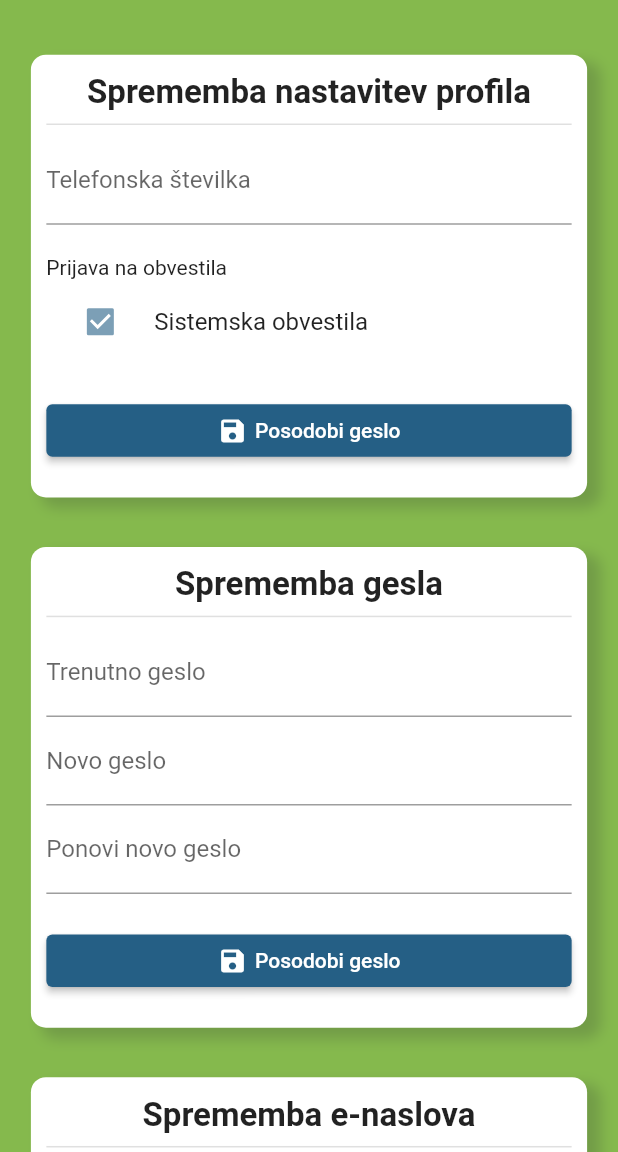
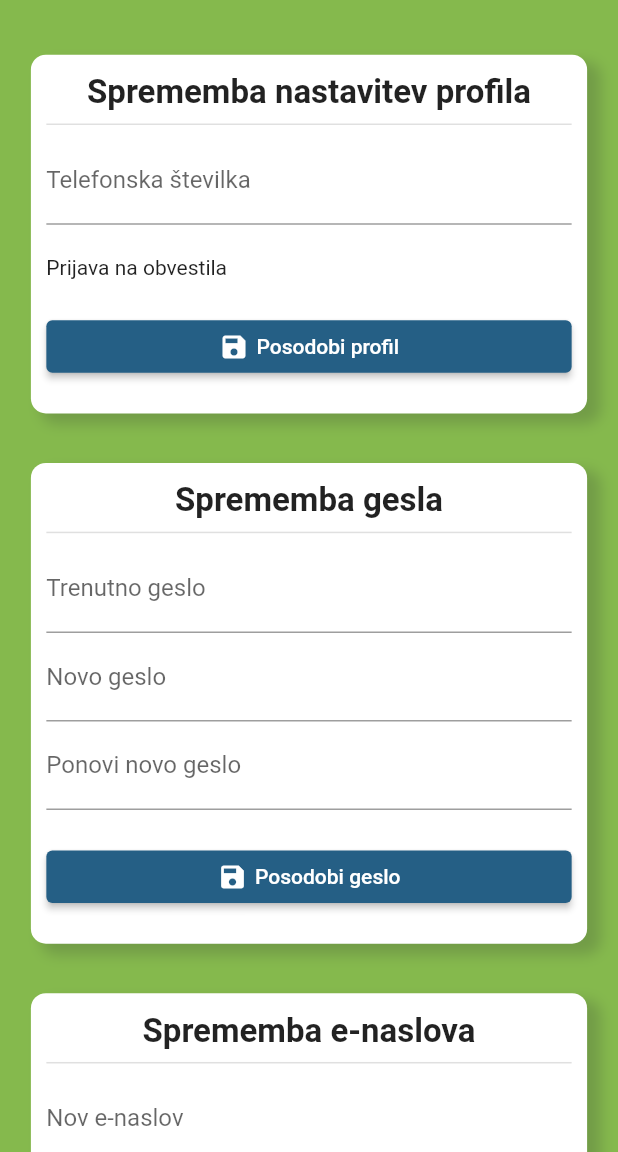
Before and after one commit to mojStudent/MojStudent, a Flutter app: the ProfileScreen screen opened by its route, on a phone screen of 412 x 824 dp, the part 84-1236 px from its top. Run offline on Flutter 3.47's test engine with Material 2 defaults, Android fonts, the phone set to English and light mode, and no system bars; our stand-ins replace bloc, charts_flutter, dio, flutter_bloc, flutter_html, flutter_svg and 2 more; accounts and stored records are empty; network calls fail.

Commit message:
added profile change

```diff
--- /dev/null
+++ b/lib/data/auth/models/profile/change_profile_model.dart
@@ -0,0 +1,19 @@
+import 'package:moj_student/data/auth/models/auth/user_model.dart';
+
+class ChangeProfileModel {
+  ChangeProfileModel({
+    this.phone,
+    this.subscriptions,
+  });
+    String? phone;
+  List<Subscriptions>? subscriptions;
+
+  Map<String, dynamic> toJson() {
+    final _data = <String, dynamic>{};
+    _data['phone'] = phone;
+    if (subscriptions != null) {
+      _data['subscriptions'] = subscriptions!.map((e) => e.toJson()).toList();
+    }
+    return _data;
+  }
+}
--- a/lib/screens/profile/profile_screen.dart
+++ b/lib/screens/profile/profile_screen.dart
@@ -2,13 +2,9 @@ import 'package:flutter/material.dart';
 import 'package:moj_student/constants/colors.dart';
 import 'package:moj_student/data/auth/auth_repository.dart';
 import 'package:moj_student/data/auth/models/auth/user_model.dart';
-import 'package:moj_student/data/auth/models/profile/change_email_model.dart';
-import 'package:moj_student/data/auth/profile_repository.dart';
-import 'package:moj_student/screens/loading/loading_screen.dart';
-import 'package:moj_student/screens/profile/profile_change_email.dart';
-import 'package:moj_student/screens/profile/profile_change_password.dart';
-import 'package:moj_student/screens/widgets/box_widget.dart';
-import 'package:moj_student/screens/widgets/modal.dart';
+import 'package:moj_student/screens/profile/views/profile_change_email.dart';
+import 'package:moj_student/screens/profile/views/profile_change_password.dart';
+import 'package:moj_student/screens/profile/views/profile_change_profile.dart';
 
 class ProfileScreen extends StatefulWidget {
   const ProfileScreen({Key? key}) : super(key: key);
@@ -18,8 +14,6 @@ class ProfileScreen extends StatefulWidget {
 }
 
 class _ProfileScreenState extends State<ProfileScreen> {
-  final _profileForm = GlobalKey<FormState>();
-
   UserModel? user;
 
   @override
@@ -46,7 +40,7 @@ class _ProfileScreenState extends State<ProfileScreen> {
       body: CustomScrollView(
         slivers: [
           SliverPadding(padding: EdgeInsets.only(top: 20)),
-          SliverToBoxAdapter(child: _profileChangeForm()),
+          SliverToBoxAdapter(child: ProfileChangeProfileView()),
           SliverToBoxAdapter(child: ProfileChangePasswordView()),
           SliverToBoxAdapter(child: ProfileChangeEmailView()),
           SliverPadding(padding: EdgeInsets.only(top: 20)),
@@ -54,61 +48,4 @@ class _ProfileScreenState extends State<ProfileScreen> {
       ),
     );
   }
-
-  ElevatedButton _saveButton(
-    String text,
-    IconData icon, {
-    Function? onClick,
-    disabled = false,
-  }) {
-    return ElevatedButton(
-        child: Row(
-          mainAxisAlignment: MainAxisAlignment.center,
-          children: [
-            Icon(
-              icon,
-              size: 20,
-            ),
-            SizedBox(
-              width: 5,
-            ),
-            Text(text),
-          ],
-        ),
-        style: ElevatedButton.styleFrom(minimumSize: Size(double.infinity, 35)),
-        onPressed: disabled && onClick != null ? null : (() => onClick!()));
-  }
-
-  Widget _profileChangeForm() {
-    return BoxWidget(
-      title: "Sprememba nastavitev profila",
-      cardBody: Form(
-        key: _profileForm,
-        child: Column(
-          crossAxisAlignment: CrossAxisAlignment.start,
-          children: [
-            TextFormField(
-              decoration: InputDecoration(label: Text("Telefonska številka")),
-              validator: (value) => null,
-              onChanged: (value) => null,
-            ),
-            SizedBox(
-              height: MediaQuery.of(context).size.height * 0.025,
-            ),
-            Text("Prijava na obvestila"),
-            CheckboxListTile(
-              title: Text("Sistemska obvestila"),
-              value: true,
-              onChanged: (value) => null,
-              controlAffinity: ListTileControlAffinity.leading,
-            ),
-            SizedBox(
-              height: MediaQuery.of(context).size.height * 0.025,
-            ),
-            _saveButton("Posodobi geslo", Icons.save),
-          ],
-        ),
-      ),
-    );
-  }
 }
--- /dev/null
+++ b/lib/screens/profile/views/profile_change_profile.dart
@@ -0,0 +1,106 @@
+import 'package:flutter/material.dart';
+import 'package:moj_student/constants/colors.dart';
+import 'package:moj_student/data/auth/auth_repository.dart';
+import 'package:moj_student/data/auth/models/auth/user_model.dart';
+import 'package:moj_student/data/auth/models/profile/change_profile_model.dart';
+import 'package:moj_student/data/auth/profile_repository.dart';
+import 'package:moj_student/screens/widgets/box_widget.dart';
+import 'package:moj_student/screens/widgets/modal.dart';
+import 'package:moj_student/screens/widgets/save_button_widget.dart';
+
+class ProfileChangeProfileView extends StatefulWidget {
+  const ProfileChangeProfileView({Key? key}) : super(key: key);
+
+  @override
+  _ProfileChangeProfileViewState createState() =>
+      _ProfileChangeProfileViewState();
+}
+
+class _ProfileChangeProfileViewState extends State<ProfileChangeProfileView> {
+  final _profileForm = GlobalKey<FormState>();
+  UserModel? _userModel;
+  late ChangeProfileModel _profileModel;
+
+  @override
+  Widget build(BuildContext context) {
+    final authRepo = AuthRepository();
+    _userModel = authRepo.loggedInUser;
+    if (_userModel != null) {
+      _profileModel = ChangeProfileModel(
+        phone: _userModel?.phone,
+        subscriptions: _userModel?.subscriptions,
+      );
+    }
+
+    if (_userModel == null) {
+      //napaka
+      Navigator.pushNamedAndRemoveUntil(context, "/", (route) => false);
+    }
+
+    return BoxWidget(
+      title: "Sprememba nastavitev profila",
+      cardBody: Form(
+        key: _profileForm,
+        child: Column(
+          crossAxisAlignment: CrossAxisAlignment.start,
+          children: [
+            TextFormField(
+              initialValue: _profileModel.phone,
+              decoration: InputDecoration(label: Text("Telefonska številka")),
+              onChanged: (value) => _profileModel.phone = value,
+            ),
+            SizedBox(
+              height: MediaQuery.of(context).size.height * 0.025,
+            ),
+            Text("Prijava na obvestila"),
+            for (Subscriptions subscription
+                in _profileModel.subscriptions ?? [])
+              CheckboxListTile(
+                activeColor: (subscription.locked ?? false)
+                    ? AppColors.raisinBlack[200]
+                    : AppColors.blue[800],
+                title: Text(subscription.name ?? ''),
+                value: subscription.selected,
+                onChanged: (value) => setState(() => subscription.selected =
+                    (subscription.locked ?? false)
+                        ? subscription.selected
+                        : value),
+                controlAffinity: ListTileControlAffinity.leading,
+              ),
+            SizedBox(
+              height: MediaQuery.of(context).size.height * 0.025,
+            ),
+            SaveButton(
+              text: "Posodobi profil",
+              onClick: _onSubmit,
+            ),
+          ],
+        ),
+      ),
+    );
+  }
+
+  Future<void> _onSubmit() async {
+    FocusScope.of(context).unfocus();
+    final profileRepo = ProfileRepository();
+    BottomModal.showLoadingModal(context);
+
+    try {
+      await profileRepo.profileChange(_profileModel);
+      Navigator.pop(context);
+      BottomModal.showBottomModal(
+        context,
+        "Profil je bil uspešno posodobljen",
+      );
+      setState(() => _profileForm.currentState?.reset());
+    } catch (e) {
+      Navigator.pop(context);
+      BottomModal.showBottomModal(
+        context,
+        "Prišlo je do napake",
+        bodyText: "Poskusite ponovno kasneje",
+        icon: Icons.error_outline,
+      );
+    }
+  }
+}
```
Also changed, not shown: lib/data/auth/profile_repository.dart (+31 -0 lines), lib/screens/home/home_screen.dart (+26 -26 lines), lib/screens/profile/views/profile_change_email.dart (renamed from lib/screens/profile/profile_change_email.dart), lib/screens/profile/views/profile_change_password.dart (renamed from lib/screens/profile/profile_change_password.dart).
